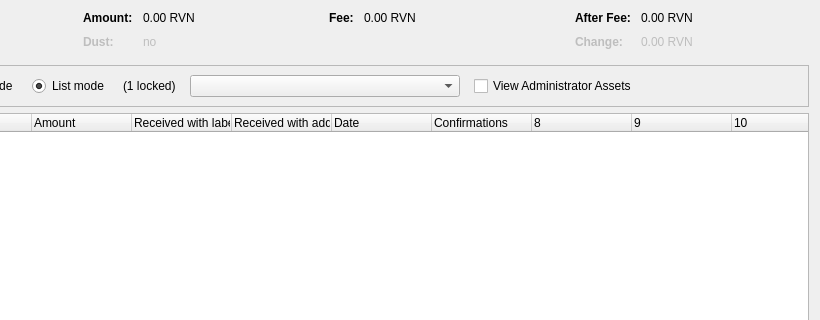
Before: the Qt Designer form src/qt/forms/assetcontroldialog.ui in phoenixkonsole/xbtx, drawn with Qt 5; both pictures show x 180 to 1000 and y 0 to 320 of the 1000 by 500 pixel window.
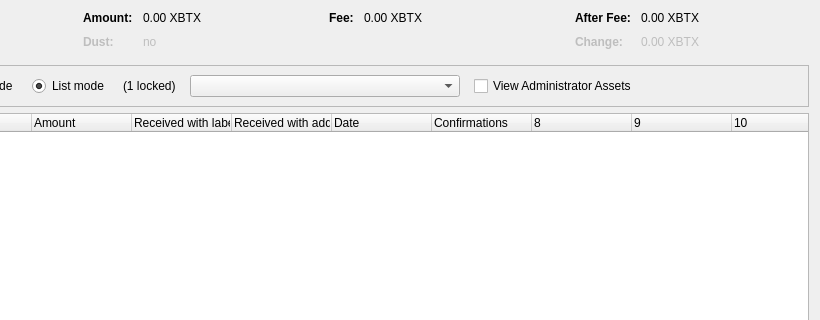
After: the same form once the commit is applied. Custom widgets are drawn as their Qt base class.

Diff of the .ui file:
```diff
--- a/src/qt/forms/assetcontroldialog.ui
+++ b/src/qt/forms/assetcontroldialog.ui
@@ -132,7 +132,7 @@
           <enum>Qt::ActionsContextMenu</enum>
          </property>
          <property name="text">
-          <string notr="true">0.00 RVN</string>
+          <string notr="true">0.00 XBTX</string>
          </property>
          <property name="textInteractionFlags">
           <set>Qt::LinksAccessibleByMouse|Qt::TextSelectableByKeyboard|Qt::TextSelectableByMouse</set>
@@ -212,7 +212,7 @@
           <enum>Qt::ActionsContextMenu</enum>
          </property>
          <property name="text">
-          <string notr="true">0.00 RVN</string>
+          <string notr="true">0.00 XBTX</string>
          </property>
          <property name="textInteractionFlags">
           <set>Qt::LinksAccessibleByMouse|Qt::TextSelectableByKeyboard|Qt::TextSelectableByMouse</set>
@@ -257,7 +257,7 @@
           <enum>Qt::ActionsContextMenu</enum>
          </property>
          <property name="text">
-          <string notr="true">0.00 RVN</string>
+          <string notr="true">0.00 XBTX</string>
          </property>
          <property name="textInteractionFlags">
           <set>Qt::LinksAccessibleByMouse|Qt::TextSelectableByKeyboard|Qt::TextSelectableByMouse</set>
@@ -292,7 +292,7 @@
           <enum>Qt::ActionsContextMenu</enum>
          </property>
          <property name="text">
-          <string notr="true">0.00 RVN</string>
+          <string notr="true">0.00 XBTX</string>
          </property>
          <property name="textInteractionFlags">
           <set>Qt::LinksAccessibleByMouse|Qt::TextSelectableByKeyboard|Qt::TextSelectableByMouse</set>
```
